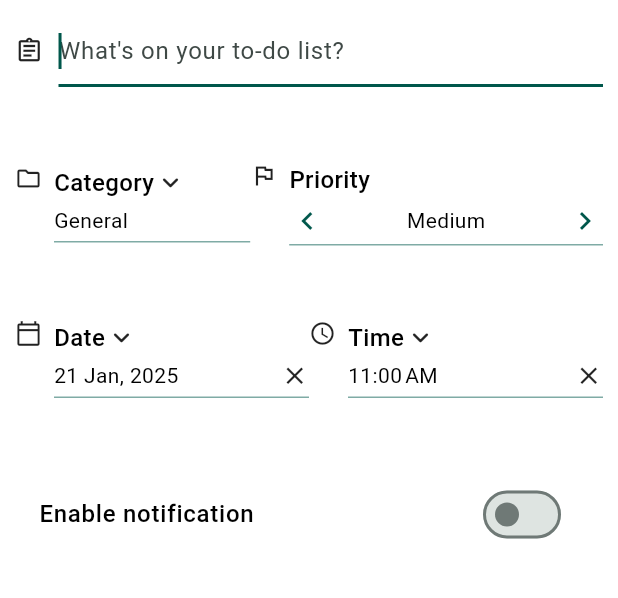
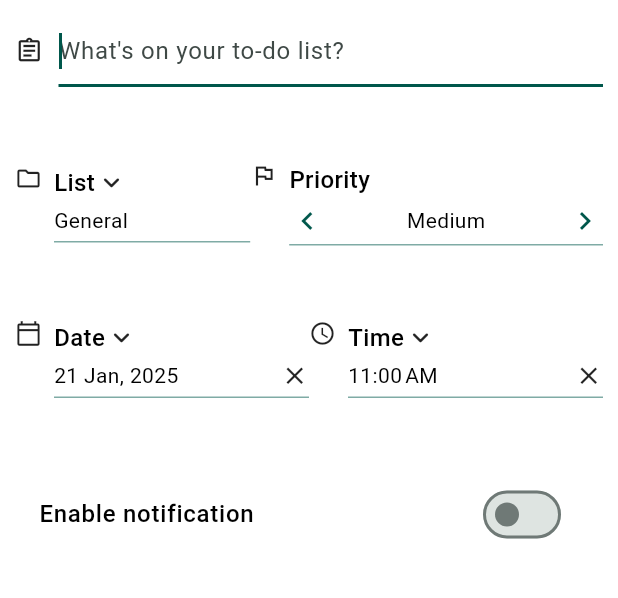
Before and after one commit to HP1324/darrt, a Flutter app: the TaskEditorPage screen opened directly, after a tap on the "chevron left" icon, on a phone screen of 412 x 824 dp, the part 84-682 px from its top. Run offline on Flutter 3.47's test engine with Material 3 defaults, Android fonts, the phone set to English and light mode, and no system bars; drawn by our look-alikes of toastification; our stand-ins replace awesome_notifications, fl_chart, flex_color_scheme, font_awesome_flutter, get_storage, iconsax and 3 more; accounts and stored records are empty.

Commit message:
fix current task management and text field focus issue

```diff
--- a/lib/view_models/general_view_model.dart
+++ b/lib/view_models/general_view_model.dart
@@ -2,4 +2,10 @@ import 'package:flutter/material.dart';
 
 class GeneralViewModel extends ChangeNotifier{
   FocusNode textFieldNode = FocusNode();
+
+  @override
+  void dispose() {
+    textFieldNode.dispose();
+    super.dispose();
+  }
 }
--- a/lib/view_models/list_view_model.dart
+++ b/lib/view_models/list_view_model.dart
@@ -17,6 +17,8 @@ class ListViewModel extends ChangeNotifier {
   set listColor(String listColor) => currentList!.listColor  = listColor;
   String? selectedIcon = 'folder'; // Default icon
   String? selectedColor;
+  FocusNode newListTextFieldNode = FocusNode();
+
   void _refreshLists() async {
     lists = await ListService.getLists();
 
--- a/lib/view_models/task_view_model.dart
+++ b/lib/view_models/task_view_model.dart
@@ -23,7 +23,11 @@ class TaskViewModel extends ChangeNotifier {
     notifyListeners();
   }
 
-  set priority(String priority) => currentTask.priority = priority;
+  set priority(String priority) {
+    currentTask.priority = priority;
+    notifyListeners();
+  }
+
   set title(String title) => currentTask.title = title;
   set dueDate(DateTime? dueDate) {
     currentTask.dueDate = dueDate;
@@ -31,7 +35,8 @@ class TaskViewModel extends ChangeNotifier {
     currentTask.notifyTime = currentTask.dueDate!.subtract(Duration(minutes: selectedMinutes));
     notifyListeners();
   }
-  set time(TimeOfDay time){
+
+  set time(TimeOfDay time) {
     final DateTime now = currentTask.dueDate ?? DateTime.now();
 
     dueDate = DateTime(
@@ -43,20 +48,16 @@ class TaskViewModel extends ChangeNotifier {
     );
     notifyListeners();
   }
+
   void removeDueDate() {
     currentTask.dueDate = null;
     notifyListeners();
   }
+
   bool updateDueDate(DateTime date, TimeOfDay time) {
-    final taskDueDate = DateTime(
-        date.year,
-        date.month,
-        date.day,
-        time.hour,
-        time.minute,
-        0 //seconds
-    );
-    if(isValidDateTime(taskDueDate)){
+    final taskDueDate = DateTime(date.year, date.month, date.day, time.hour, time.minute, 0 //seconds
+        );
+    if (isValidDateTime(taskDueDate)) {
       currentTask.dueDate = taskDueDate;
       currentTask.notifyTime = currentTask.dueDate!.subtract(Duration(minutes: selectedMinutes));
       notifyListeners();
@@ -64,6 +65,7 @@ class TaskViewModel extends ChangeNotifier {
     }
     return false;
   }
+
   _refreshTasks() async {
     _tasks = await TaskService.getTasks();
     notifyListeners();
@@ -86,9 +88,7 @@ class TaskViewModel extends ChangeNotifier {
       isNewTaskAdded = true;
       return true;
     }
-    showToast(
-        title: 'Please enter a task first',
-        alignment: Alignment.center);
+    showToast(title: 'Please enter a task first', alignment: Alignment.center);
     return false;
   }
 
@@ -124,8 +124,7 @@ class TaskViewModel extends ChangeNotifier {
     await Future.delayed(Duration(milliseconds: 900));
     var changesMade = 0;
     task.isDone = updatedStatus;
-    changesMade =
-        await TaskService.toggleDone(task.id!, updatedStatus, task.isDone! ? DateTime.now() : null);
+    changesMade = await TaskService.toggleDone(task.id!, updatedStatus, task.isDone! ? DateTime.now() : null);
     _refreshTasks();
     return changesMade;
   }
@@ -203,41 +202,6 @@ class TaskViewModel extends ChangeNotifier {
     await StatsService.updateStats(dateKey, stats);
   }
 
-  // The following part filters tasks done or undone
-  Map<String, bool> doneUndone = {
-    'Finished': false,
-    'Pending': false,
-  };
-
-  ///This [filterFlag] variable is managing three states of filtering
-  /// 0 = All tasks
-  /// 1 = Tasks done
-  /// 2 = Tasks not done
-  int filterFlag = 0;
-
-  void toggleSelected(String label, bool value) {
-    ///This line makes sure that only one of the chips is getting selected. all the ///other selected chips will
-    ///be set to false with the use of [updateAll] method
-    doneUndone.updateAll((k, v) => k == label ? value : false);
-    notifyListeners();
-    _setFilterFlag(label);
-  }
-
-  ///This function manages the value of [filterFlag] variable based on the value of [label]
-  void _setFilterFlag(String label) async {
-    ///Checking if no chip is currently selected in order to show all tasks again by setting [filterDone]
-    /// to [zero]. For this I have used [every] method from [abstract mixin class Iterable] which checks whether or
-    /// not a certain object is set
-    /// to a certain value. if all are false then [filterDone] is zero which will show all tasks again.
-    bool allFalse = doneUndone.values.every((value) => !value);
-    filterFlag = allFalse
-        ? 0
-        : label == 'Finished'
-            ? 1
-            : 2;
-    debugPrint('filter: $filterFlag');
-    _refreshTasks();
-  }
 
   List<Task> finishedTasks = [];
   List<Task> pendingTasks = [];
@@ -269,8 +233,7 @@ class TaskViewModel extends ChangeNotifier {
     var notifTime = currentTask.dueDate!.subtract(Duration(minutes: selectedMinutes));
     logger.d('task due date: ${currentTask.dueDate}, notifyTime: $notifTime');
     if (notifTime.isAfter(DateTime.now())) {
-      currentTask.notifyTime =
-          currentTask.dueDate!.subtract(Duration(minutes: selectedMinutes, seconds: 35));
+      currentTask.notifyTime = currentTask.dueDate!.subtract(Duration(minutes: selectedMinutes, seconds: 35));
 
       notifyListeners();
       return true;
@@ -308,4 +271,19 @@ class TaskViewModel extends ChangeNotifier {
     final results = await TaskService.editTaskListAfterEdit(tasksForCurrentList, list);
     _refreshTasks();
   }
+
+  List<String> priorities = ["Urgent",  "High", "Medium", "Low"];
+  int currentValue = 3;  // Default to Low
+
+  void navigatePriority(bool isNext) {
+    if (isNext) {
+      currentValue = (currentValue + 1) % priorities.length;
+    } else {
+      currentValue = (currentValue - 1 + priorities.length) % priorities.length;
+    }
+  currentTask.priority = priorities[currentValue];
+    notifyListeners();
+  }
+
+
 }
--- a/lib/views/pages/task_editor_page.dart
+++ b/lib/views/pages/task_editor_page.dart
@@ -33,6 +33,7 @@ class _TaskEditorPageState extends State<TaskEditorPage> {
   void initState() {
     super.initState();
   }
+
 
   @override
   Widget build(BuildContext context) {
@@ -124,6 +125,7 @@ class _TaskEditorPageState extends State<TaskEditorPage> {
     );
   }
 }
+
 class TaskTextField extends StatelessWidget {
   const TaskTextField({
     super.key,
@@ -144,7 +146,7 @@ class TaskTextField extends StatelessWidget {
           size: 19,
         ),
         Expanded(
-          child: Consumer<GeneralViewModel>(builder: (context, gvm, _) {
+          child: Consumer2<GeneralViewModel,TaskViewModel>(builder: (context, gvm,taskVM, _) {
             return TextField(
               focusNode: gvm.textFieldNode,
               controller: titleController,
@@ -154,8 +156,7 @@ class TaskTextField extends StatelessWidget {
                 hintText: widget.editMode ? 'What needs changing?' : 'What\'s on your to-do list?',
               ),
               onChanged: (_) {
-                final tvm = Provider.of<TaskViewModel>(context, listen: false);
-                tvm.title = titleController.text;
+                taskVM.title = titleController.text;
               },
             );
           }),
@@ -164,6 +165,7 @@ class TaskTextField extends StatelessWidget {
     );
   }
 }
+
 class AddToListButton extends StatelessWidget {
   const AddToListButton({super.key});
 
@@ -174,26 +176,78 @@ class AddToListButton extends StatelessWidget {
         final gvm = Provider.of<GeneralViewModel>(context, listen: false);
         gvm.textFieldNode.unfocus();
         showModalBottomSheet(
-          useRootNavigator: true,
           context: context,
           builder: (_) {
+            return _ListSelectionBottomSheet();
+          },
+        );
+      },
+      child: Row(
+        crossAxisAlignment: CrossAxisAlignment.start,
+        children: [
+          Icon(Icons.folder_outlined, size: 18),
+          const SizedBox(width: 8),
+          Expanded(
+            child: Container(
+              decoration: BoxDecoration(
+                border: Border(bottom: BorderSide(color: Theme.of(context).colorScheme.primary, width: 0.5)),
+              ),
+              child: Column(
+                crossAxisAlignment: CrossAxisAlignment.start,
+                children: [
+                  Row(
+                    children: [
+                      Text(
+                        'List',
+                        style: TextStyle(fontSize: Theme.of(context).textTheme.titleMedium!.fontSize, fontWeight: FontWeight.w500),
+                      ),
+                      Icon(Icons.keyboard_arrow_down_rounded, size: 22),
+                    ],
+                  ),
+                  Consumer<TaskViewModel>(
+                    builder: (_, tvm, __) {
+                      return Padding(
+                        padding: const EdgeInsets.symmetric(vertical: 4),
+                        child: Text(
+                          tvm.currentTask.list?.name ?? 'General',
+                          style: TextStyle(
+                            fontSize: Theme.of(context).textTheme.labelLarge!.fontSize,
+                            fontWeight: FontWeight.w400,
+                          ),
+                        ),
+                      );
+                    },
+                  ),
+                ],
+              ),
+            ),
+          ),
+        ],
+      ),
+    );
+  }
+}
+
+class _ListSelectionBottomSheet extends StatefulWidget {
+  const _ListSelectionBottomSheet();
+
+  @override
+  State<_ListSelectionBottomSheet> createState() => _ListSelectionBottomSheetState();
+}
+
+class _ListSelectionBottomSheetState extends State<_ListSelectionBottomSheet> {
+  @override
+  Widget build(BuildContext context) {
     return Container(
-              decoration: BoxDecoration(
-                borderRadius: BorderRadius.vertical(top: Radius.circular(20)),
-              ),
+      decoration: BoxDecoration(borderRadius: BorderRadius.vertical(top: Radius.circular(20))),
       child: Column(
         children: [
           const SizedBox(height: 8),
           ListTile(
             onTap: () {
-                      Navigator.of(context).push(PageTransition(child: NewListPage(editMode: false), type: PageTransitionType.leftToRightWithFade));
+              Navigator.push(context, PageTransition(child: NewListPage(editMode: false), type: PageTransitionType.leftToRight));
             },
-                    title: Text(
-                      'Create New List',
-                      style: TextStyle(
-                        fontWeight: FontWeight.w500,
-                      ),
-                    ),
+            title: Text('Create New List', style: TextStyle(fontWeight: FontWeight.w500)),
             leading: Container(
               padding: const EdgeInsets.all(8),
               decoration: BoxDecoration(
@@ -217,8 +271,7 @@ class AddToListButton extends StatelessWidget {
                     itemBuilder: (_, index) {
                       return Card(
                         elevation: 0,
-                                color:
-                                (tvm.currentTask.list ?? items[0]) == items[index] ? Theme.of(context).colorScheme.surface : Colors.transparent,
+                        color: (tvm.currentTask.list ?? items[0]) == items[index] ? Theme.of(context).colorScheme.surface : Colors.transparent,
                         margin: const EdgeInsets.symmetric(vertical: 4),
                         child: RadioListTile(
                           value: items[index],
@@ -232,9 +285,7 @@ class AddToListButton extends StatelessWidget {
                                 ),
                                 child: Icon(
                                   ListService.getIcon(items[index].iconCode),
-                                          color: items[index].listColor != null
-                                              ? ListService.getColorFromString(context, items[index].listColor!)
-                                              : null,
+                                  color: items[index].listColor != null ? ListService.getColorFromString(context, items[index].listColor!) : null,
                                   size: 20,
                                 ),
                               ),
@@ -279,56 +330,9 @@ class AddToListButton extends StatelessWidget {
         ],
       ),
     );
-          },
-        );
-      },
-      child: Row(
-        crossAxisAlignment: CrossAxisAlignment.start,
-        children: [
-          Icon(Icons.folder_outlined, size: 18),
-          const SizedBox(width: 8),
-          Expanded(
-            child: Container(
-              decoration: BoxDecoration(
-                border: Border(
-                  bottom: BorderSide(color: Theme.of(context).colorScheme.primary, width: 0.5),
-                ),
-              ),
-              child: Column(
-                crossAxisAlignment: CrossAxisAlignment.start,
-                children: [
-                  Row(
-                    children: [
-                      Text(
-                        'Category',
-                        style: TextStyle(fontSize: Theme.of(context).textTheme.titleMedium!.fontSize, fontWeight: FontWeight.w500),
-                      ),
-                      Icon(Icons.keyboard_arrow_down_rounded, size: 22),
-                    ],
-                  ),
-                  Consumer<TaskViewModel>(
-                    builder: (_, tvm, __) {
-                      return Padding(
-                        padding: const EdgeInsets.symmetric(vertical: 4),
-                        child: Text(
-                          tvm.currentTask.list?.name ?? 'General',
-                          style: TextStyle(
-                            fontSize: Theme.of(context).textTheme.labelLarge!.fontSize,
-                            fontWeight: FontWeight.w400,
-                          ),
-                        ),
-                      );
-                    },
-                  ),
-                ],
-              ),
-            ),
-          ),
-        ],
-      ),
-    );
   }
 }
+
 class SetPriorityWidget extends StatelessWidget {
   const SetPriorityWidget({super.key});
 
@@ -357,17 +361,14 @@ class SetPriorityWidget extends StatelessWidget {
                     ),
                   ],
                 ),
-                Consumer2<PriorityViewModel, TaskViewModel>(
-                  builder: (_, pvm, tvm, __) {
+                Consumer<TaskViewModel>(
+                  builder: (context, taskVM, __) {
                     return Padding(
                       padding: const EdgeInsets.symmetric(vertical: 4),
                       child: Row(
                         children: [
                           GestureDetector(
-                            onTap: () {
-                              pvm.navigatePriority(false);
-                              tvm.priority = pvm.currentPriority;
-                            },
+                            onTap: () => taskVM.navigatePriority(false),
                             child: Icon(
                               Icons.chevron_left,
                               color: Theme.of(context).colorScheme.primary,
@@ -376,23 +377,14 @@ class SetPriorityWidget extends StatelessWidget {
                           Expanded(
                             child: Center(
                               child: Text(
-                                pvm.currentPriority,
-                                style: TextStyle(
-                                  fontSize: Theme.of(context).textTheme.labelLarge!.fontSize,
-                                  fontWeight: FontWeight.w400,
-                                ),
+                                taskVM.currentTask.priority!,
+                                style: TextStyle(fontSize: Theme.of(context).textTheme.labelLarge!.fontSize, fontWeight: FontWeight.w400),
                               ),
                             ),
                           ),
                           GestureDetector(
-                            onTap: () {
-                              pvm.navigatePriority(true);
-                              tvm.priority = pvm.currentPriority;
-                            },
-                            child: Icon(
-                              Icons.chevron_right,
-                              color: Theme.of(context).colorScheme.primary,
-                            ),
+                            onTap: () => taskVM.navigatePriority(true),
+                            child: Icon(Icons.chevron_right, color: Theme.of(context).colorScheme.primary),
                           ),
                         ],
                       ),
@@ -407,6 +399,7 @@ class SetPriorityWidget extends StatelessWidget {
     );
   }
 }
+
 class SetDateWidget extends StatelessWidget {
   const SetDateWidget({super.key});
 
@@ -475,6 +468,7 @@ class SetDateWidget extends StatelessWidget {
     });
   }
 }
+
 class SetTimeWidget extends StatelessWidget {
   const SetTimeWidget({super.key});
 
@@ -543,6 +537,7 @@ class SetTimeWidget extends StatelessWidget {
     });
   }
 }
+
 class NotificationSwitch extends StatelessWidget {
   const NotificationSwitch({super.key});
 
@@ -551,7 +546,8 @@ class NotificationSwitch extends StatelessWidget {
     return Consumer<TaskViewModel>(builder: (context, taskVM, _) {
       return SwitchListTile(
         activeColor: Theme.of(context).colorScheme.primary,
-        title:  Text("Enable notification", style: TextStyle(fontSize: Theme.of(context).textTheme.titleMedium!.fontSize, fontWeight: FontWeight.w500)),
+        title:
+            Text("Enable notification", style: TextStyle(fontSize: Theme.of(context).textTheme.titleMedium!.fontSize, fontWeight: FontWeight.w500)),
         value: taskVM.currentTask.isNotifyEnabled!,
         onChanged: (value) async {
           if (await NotificationService.managePermission(context)) {
@@ -564,6 +560,7 @@ class NotificationSwitch extends StatelessWidget {
     });
   }
 }
+
 class NotificationOptionsWidget extends StatelessWidget {
   const NotificationOptionsWidget({super.key});
 
@@ -606,6 +603,7 @@ class NotificationOptionsWidget extends StatelessWidget {
     );
   }
 }
+
 class _TimeOption extends StatelessWidget {
   const _TimeOption({
     required this.minutes,
```
Also changed, not shown: lib/data_models/task.dart (+4 -9 lines), lib/main.dart (+30 -18 lines), lib/view_models/priority_view_model.dart (+3 -12 lines), lib/views/pages/new_list_page.dart (+62 -68 lines), lib/views/pages/productivity_stats_page.dart (+45 -70 lines). Lines whose indentation alone changed are shown as unchanged.
